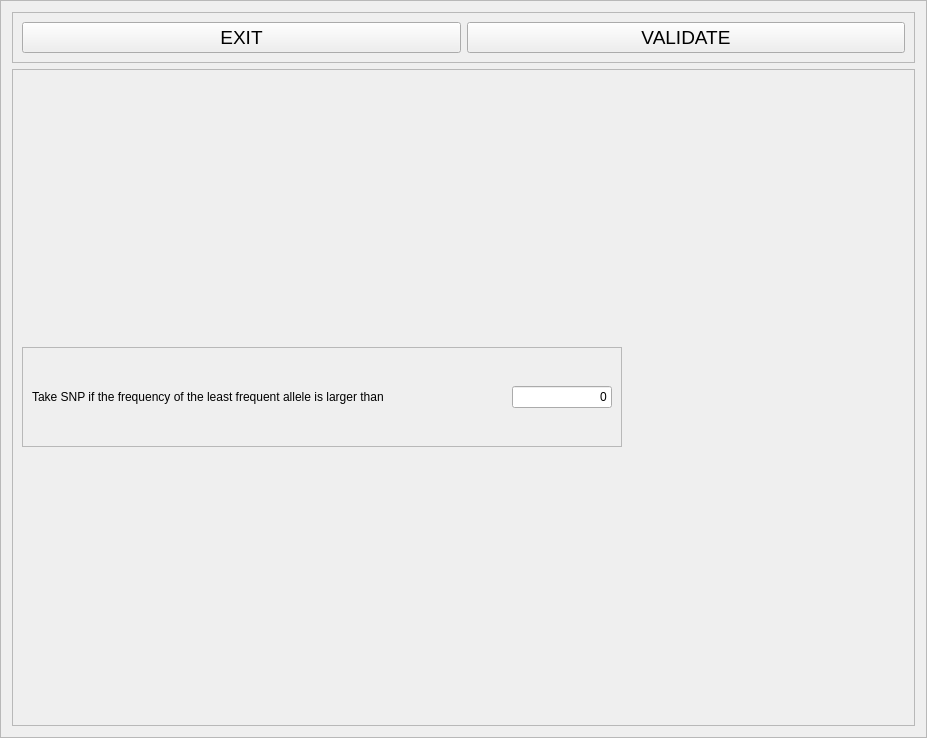
Qt form python_interface/uis/controlAscertBias.ui (cbgp/diyabc) before a commit.
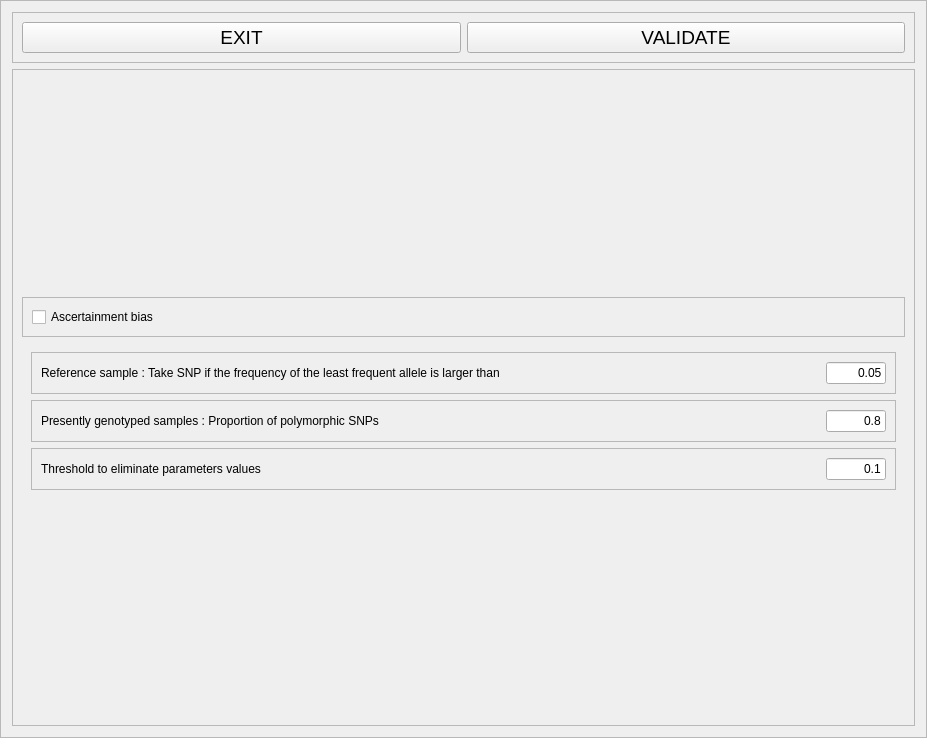
The same form after that commit.

Commit message: changements importants dans ascertainment bias SNP

Patch:
```diff
--- a/python_interface/uis/controlAscertBias.ui
+++ b/python_interface/uis/controlAscertBias.ui
@@ -91,58 +91,224 @@
           </property>
           <layout class="QVBoxLayout" name="verticalLayout_3">
            <item>
-            <widget class="QFrame" name="frame_2">
-             <property name="minimumSize">
-              <size>
-               <width>600</width>
-               <height>100</height>
-              </size>
+            <spacer name="verticalSpacer_2">
+             <property name="orientation">
+              <enum>Qt::Vertical</enum>
              </property>
-             <property name="maximumSize">
+             <property name="sizeHint" stdset="0">
               <size>
-               <width>600</width>
-               <height>100</height>
+               <width>20</width>
+               <height>40</height>
               </size>
              </property>
+            </spacer>
+           </item>
+           <item>
+            <widget class="QFrame" name="frame">
              <property name="frameShape">
               <enum>QFrame::StyledPanel</enum>
              </property>
              <property name="frameShadow">
               <enum>QFrame::Raised</enum>
              </property>
-             <layout class="QHBoxLayout" name="horizontalLayout">
+             <layout class="QHBoxLayout" name="horizontalLayout_4">
               <item>
-               <widget class="QLabel" name="label_2">
+               <widget class="QCheckBox" name="ascCheck">
                 <property name="text">
-                 <string>Take SNP if the frequency of the least frequent allele is larger than</string>
+                 <string>Ascertainment bias</string>
                 </property>
                </widget>
               </item>
+             </layout>
+            </widget>
+           </item>
+           <item>
+            <widget class="QFrame" name="valuesFrame">
+             <property name="frameShape">
+              <enum>QFrame::NoFrame</enum>
+             </property>
+             <property name="frameShadow">
+              <enum>QFrame::Raised</enum>
+             </property>
+             <layout class="QVBoxLayout" name="verticalLayout">
               <item>
-               <widget class="QLineEdit" name="freqMinEdit">
-                <property name="minimumSize">
-                 <size>
-                  <width>100</width>
-                  <height>0</height>
-                 </size>
+               <widget class="QFrame" name="frame_3">
+                <property name="frameShape">
+                 <enum>QFrame::StyledPanel</enum>
                 </property>
-                <property name="maximumSize">
-                 <size>
-                  <width>100</width>
-                  <height>16777215</height>
-                 </size>
+                <property name="frameShadow">
+                 <enum>QFrame::Raised</enum>
                 </property>
-                <property name="text">
-                 <string>0</string>
+                <layout class="QHBoxLayout" name="horizontalLayout_5">
+                 <item>
+                  <widget class="QLabel" name="asc1Label">
+                   <property name="text">
+                    <string>Reference sample : Take SNP if the frequency of the least frequent allele is larger than</string>
+                   </property>
+                  </widget>
+                 </item>
+                 <item>
+                  <spacer name="horizontalSpacer_3">
+                   <property name="orientation">
+                    <enum>Qt::Horizontal</enum>
+                   </property>
+                   <property name="sizeHint" stdset="0">
+                    <size>
+                     <width>40</width>
+                     <height>20</height>
+                    </size>
+                   </property>
+                  </spacer>
+                 </item>
+                 <item>
+                  <widget class="QLineEdit" name="asc1ValEdit">
+                   <property name="minimumSize">
+                    <size>
+                     <width>60</width>
+                     <height>0</height>
+                    </size>
+                   </property>
+                   <property name="maximumSize">
+                    <size>
+                     <width>60</width>
+                     <height>16777215</height>
+                    </size>
+                   </property>
+                   <property name="text">
+                    <string>0.05</string>
+                   </property>
+                   <property name="alignment">
+                    <set>Qt::AlignRight|Qt::AlignTrailing|Qt::AlignVCenter</set>
+                   </property>
+                  </widget>
+                 </item>
+                </layout>
+               </widget>
+              </item>
+              <item>
+               <widget class="QFrame" name="frame_4">
+                <property name="frameShape">
+                 <enum>QFrame::StyledPanel</enum>
                 </property>
-                <property name="alignment">
-                 <set>Qt::AlignRight|Qt::AlignTrailing|Qt::AlignVCenter</set>
+                <property name="frameShadow">
+                 <enum>QFrame::Raised</enum>
                 </property>
+                <layout class="QHBoxLayout" name="horizontalLayout_6">
+                 <item>
+                  <widget class="QLabel" name="asc2Label">
+                   <property name="text">
+                    <string>Presently genotyped samples : Proportion of polymorphic SNPs</string>
+                   </property>
+                  </widget>
+                 </item>
+                 <item>
+                  <spacer name="horizontalSpacer">
+                   <property name="orientation">
+                    <enum>Qt::Horizontal</enum>
+                   </property>
+                   <property name="sizeHint" stdset="0">
+                    <size>
+                     <width>40</width>
+                     <height>20</height>
+                    </size>
+                   </property>
+                  </spacer>
+                 </item>
+                 <item>
+                  <widget class="QLineEdit" name="asc2ValEdit">
+                   <property name="minimumSize">
+                    <size>
+                     <width>60</width>
+                     <height>0</height>
+                    </size>
+                   </property>
+                   <property name="maximumSize">
+                    <size>
+                     <width>60</width>
+                     <height>16777215</height>
+                    </size>
+                   </property>
+                   <property name="text">
+                    <string>0.8</string>
+                   </property>
+                   <property name="alignment">
+                    <set>Qt::AlignRight|Qt::AlignTrailing|Qt::AlignVCenter</set>
+                   </property>
+                  </widget>
+                 </item>
+                </layout>
                </widget>
               </item>
+              <item>
+               <widget class="QFrame" name="frame_5">
+                <property name="frameShape">
+                 <enum>QFrame::StyledPanel</enum>
+                </property>
+                <property name="frameShadow">
+                 <enum>QFrame::Raised</enum>
+                </property>
+                <layout class="QHBoxLayout" name="horizontalLayout_7">
+                 <item>
+                  <widget class="QLabel" name="asc3Label">
+                   <property name="text">
+                    <string>Threshold to eliminate parameters values</string>
+                   </property>
+                  </widget>
+                 </item>
+                 <item>
+                  <spacer name="horizontalSpacer_2">
+                   <property name="orientation">
+                    <enum>Qt::Horizontal</enum>
+                   </property>
+                   <property name="sizeHint" stdset="0">
+                    <size>
+                     <width>40</width>
+                     <height>20</height>
+                    </size>
+                   </property>
+                  </spacer>
+                 </item>
+                 <item>
+                  <widget class="QLineEdit" name="asc3ValEdit">
+                   <property name="minimumSize">
+                    <size>
+                     <width>60</width>
+                     <height>0</height>
+                    </size>
+                   </property>
+                   <property name="maximumSize">
+                    <size>
+                     <width>60</width>
+                     <height>16777215</height>
+                    </size>
+                   </property>
+                   <property name="text">
+                    <string>0.1</string>
+                   </property>
+                   <property name="alignment">
+                    <set>Qt::AlignRight|Qt::AlignTrailing|Qt::AlignVCenter</set>
+                   </property>
+                  </widget>
+                 </item>
+                </layout>
+               </widget>
+              </item>
              </layout>
             </widget>
            </item>
+           <item>
+            <spacer name="verticalSpacer">
+             <property name="orientation">
+              <enum>Qt::Vertical</enum>
+             </property>
+             <property name="sizeHint" stdset="0">
+              <size>
+               <width>20</width>
+               <height>40</height>
+              </size>
+             </property>
+            </spacer>
+           </item>
           </layout>
          </widget>
         </widget>
```
The commit also changes 4 other files.
